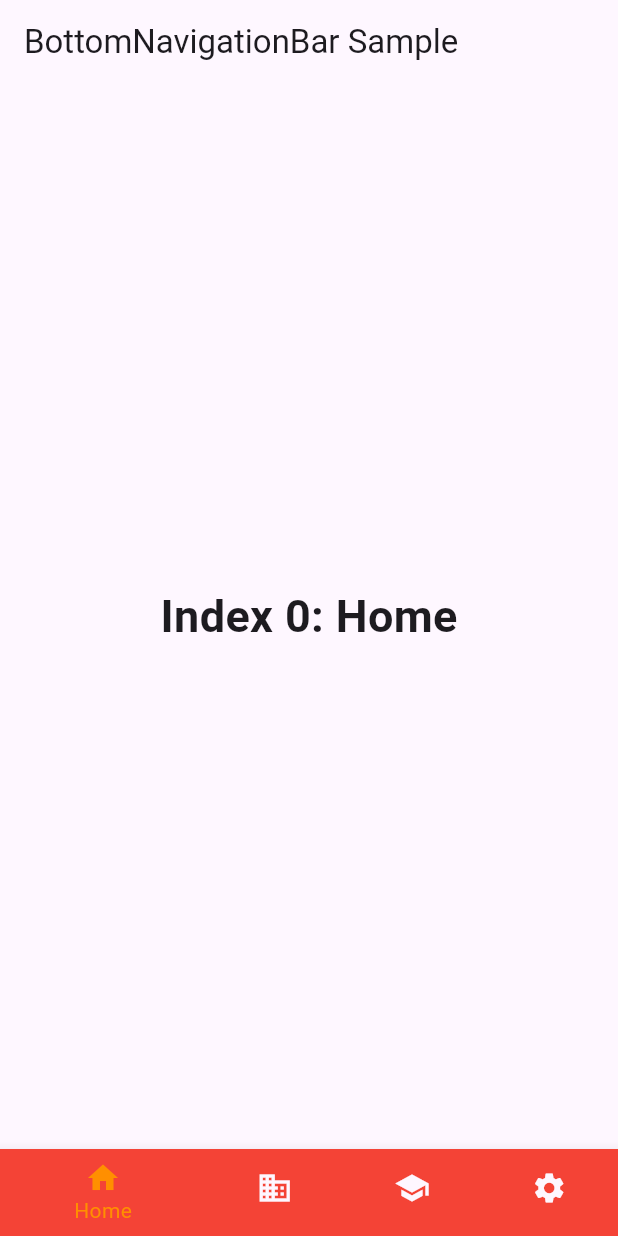
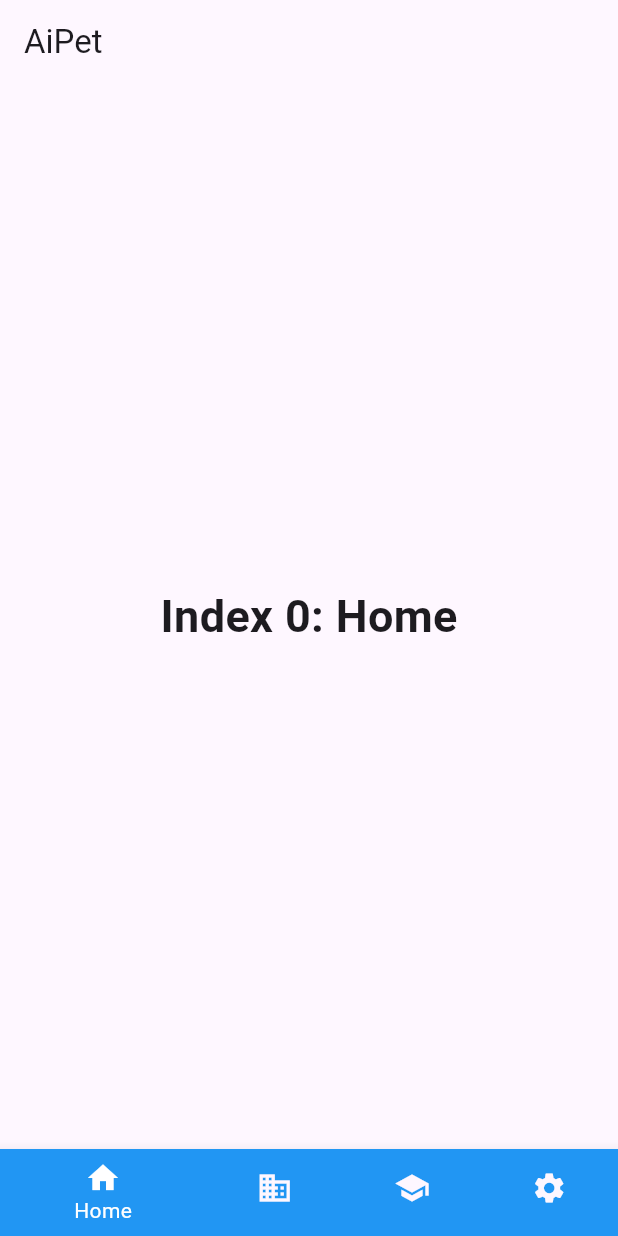
Before and after one commit to TokyoShisenGroup/AiPet, a Flutter app: the screen it shows after launch, on a phone screen of 412 x 824 dp. Run offline on Flutter 3.47's test engine with Material 3 defaults, Android fonts, the phone set to English and light mode, and no system bars.

Commit message:
init commnit

```diff
--- a/lib/main.dart
+++ b/lib/main.dart
@@ -1,6 +1,6 @@
 import 'package:flutter/material.dart';
 
-import 'MyPage/mypage.dart';
+import 'MyPage/Mypage.dart';
 
 void main() {
   runApp(const MyApp());
@@ -8,6 +8,7 @@ void main() {
 
 class MyApp extends StatelessWidget {
   const MyApp({super.key});
+
   @override
   Widget build(BuildContext context) {
     return MaterialApp(
@@ -16,36 +17,34 @@ class MyApp extends StatelessWidget {
         colorScheme: ColorScheme.fromSeed(seedColor: Colors.deepPurple),
         useMaterial3: true,
       ),
-      home: const BottomNavigationBarExampleApp(),
+      home: const MyBottomNavigationBarApp(),
     );
   }
 }
 
-class BottomNavigationBarExampleApp extends StatelessWidget {
-  const BottomNavigationBarExampleApp({super.key});
+class MyBottomNavigationBarApp extends StatelessWidget {
+  const MyBottomNavigationBarApp({super.key});
 
   @override
   Widget build(BuildContext context) {
     return const MaterialApp(
-      home: BottomNavigationBarExample(),
+      home: MyBottomNavigationBar(),
     );
   }
 }
 
-class BottomNavigationBarExample extends StatefulWidget {
-  const BottomNavigationBarExample({super.key});
+class MyBottomNavigationBar extends StatefulWidget {
+  const MyBottomNavigationBar({super.key});
 
   @override
-  State<BottomNavigationBarExample> createState() =>
-      _BottomNavigationBarExampleState();
+  State<MyBottomNavigationBar> createState() => _MyBottomNavigationBarState();
 }
 
-class _BottomNavigationBarExampleState
-    extends State<BottomNavigationBarExample> {
+class _MyBottomNavigationBarState extends State<MyBottomNavigationBar> {
   int _selectedIndex = 0;
   static const TextStyle optionStyle =
-  TextStyle(fontSize: 30, fontWeight: FontWeight.bold);
-  static  final List<Widget> _widgetOptions = <Widget>[
+      TextStyle(fontSize: 30, fontWeight: FontWeight.bold);
+  static final List<Widget> _widgetOptions = <Widget>[
     const Text(
       'Index 0: Home',
       style: optionStyle,
@@ -58,8 +57,7 @@ class _BottomNavigationBarExampleState
       'Index 2: School',
       style: optionStyle,
     ),
-  mypage()
-,
+    MyPage(),
   ];
 
   void _onItemTapped(int index) {
@@ -72,7 +70,7 @@ class _BottomNavigationBarExampleState
   Widget build(BuildContext context) {
     return Scaffold(
       appBar: AppBar(
-        title: const Text('BottomNavigationBar Sample'),
+        title: const Text('AiPet'),
       ),
       body: Center(
         child: _widgetOptions.elementAt(_selectedIndex),
@@ -82,26 +80,26 @@ class _BottomNavigationBarExampleState
           BottomNavigationBarItem(
             icon: Icon(Icons.home),
             label: 'Home',
-            backgroundColor: Colors.red,
+            backgroundColor: Colors.blue,
           ),
           BottomNavigationBarItem(
             icon: Icon(Icons.business),
             label: 'Business',
-            backgroundColor: Colors.green,
+            backgroundColor: Colors.blue,
           ),
           BottomNavigationBarItem(
             icon: Icon(Icons.school),
             label: 'School',
-            backgroundColor: Colors.purple,
+            backgroundColor: Colors.blue,
           ),
           BottomNavigationBarItem(
             icon: Icon(Icons.settings),
-            label: 'Settings',
-            backgroundColor: Colors.pink,
+            label: 'MyPage',
+            backgroundColor: Colors.blue,
           ),
         ],
         currentIndex: _selectedIndex,
-        selectedItemColor: Colors.amber[800],
+        selectedItemColor: Colors.white,
         onTap: _onItemTapped,
       ),
     );
```
Also changed, not shown: lib/MyPage/mypage.dart (+91 -3 lines), 1 other file.
